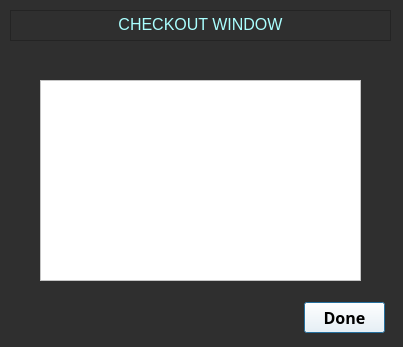
Before: the Qt Designer form Project 4/checkout.ui in ecdev456/Nonogram-SE, drawn with Qt 5.
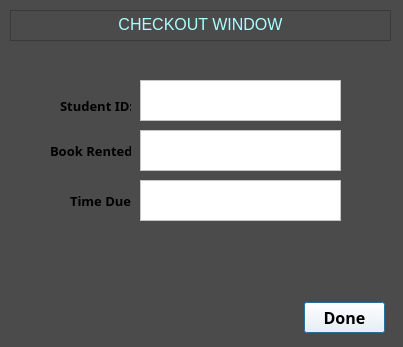
After: the same form once the commit is applied.

```diff
--- a/Project 4/checkout.ui
+++ b/Project 4/checkout.ui
@@ -14,7 +14,8 @@
    <string>Dialog</string>
   </property>
   <property name="styleSheet">
-   <string notr="true">background-color: rgb(47, 47, 47);</string>
+   <string notr="true">background-color: rgb(47, 47, 47);
+background-color: rgb(75, 75, 75);</string>
   </property>
   <widget class="QTextBrowser" name="textBrowser">
    <property name="geometry">
@@ -63,15 +64,111 @@
   <widget class="QTextEdit" name="checkoutText">
    <property name="geometry">
     <rect>
-     <x>40</x>
+     <x>140</x>
      <y>80</y>
-     <width>321</width>
-     <height>201</height>
+     <width>201</width>
+     <height>41</height>
     </rect>
    </property>
    <property name="styleSheet">
     <string notr="true">background-color: rgb(255, 255, 255);
 color: rgb(6, 6, 6);</string>
+   </property>
+   <property name="html">
+    <string>&lt;!DOCTYPE HTML PUBLIC &quot;-//W3C//DTD HTML 4.0//EN&quot; &quot;http://www.w3.org/TR/REC-html40/strict.dtd&quot;&gt;
+&lt;html&gt;&lt;head&gt;&lt;meta name=&quot;qrichtext&quot; content=&quot;1&quot; /&gt;&lt;style type=&quot;text/css&quot;&gt;
+p, li { white-space: pre-wrap; }
+&lt;/style&gt;&lt;/head&gt;&lt;body style=&quot; font-family:'MS Shell Dlg 2'; font-size:8.25pt; font-weight:400; font-style:normal;&quot;&gt;
+&lt;p style=&quot;-qt-paragraph-type:empty; margin-top:0px; margin-bottom:0px; margin-left:0px; margin-right:0px; -qt-block-indent:0; text-indent:0px;&quot;&gt;&lt;br /&gt;&lt;/p&gt;&lt;/body&gt;&lt;/html&gt;</string>
+   </property>
+  </widget>
+  <widget class="QLabel" name="label">
+   <property name="geometry">
+    <rect>
+     <x>60</x>
+     <y>90</y>
+     <width>71</width>
+     <height>31</height>
+    </rect>
+   </property>
+   <property name="font">
+    <font>
+     <family>Minion Pro</family>
+     <pointsize>10</pointsize>
+     <weight>75</weight>
+     <bold>true</bold>
+    </font>
+   </property>
+   <property name="text">
+    <string>Student ID:</string>
+   </property>
+  </widget>
+  <widget class="QLabel" name="label_2">
+   <property name="geometry">
+    <rect>
+     <x>50</x>
+     <y>140</y>
+     <width>81</width>
+     <height>21</height>
+    </rect>
+   </property>
+   <property name="font">
+    <font>
+     <family>Minion Pro</family>
+     <pointsize>10</pointsize>
+     <weight>75</weight>
+     <bold>true</bold>
+    </font>
+   </property>
+   <property name="text">
+    <string>Book Rented:</string>
+   </property>
+  </widget>
+  <widget class="QLabel" name="label_3">
+   <property name="geometry">
+    <rect>
+     <x>70</x>
+     <y>190</y>
+     <width>61</width>
+     <height>21</height>
+    </rect>
+   </property>
+   <property name="font">
+    <font>
+     <family>Minion Pro</family>
+     <pointsize>10</pointsize>
+     <weight>75</weight>
+     <bold>true</bold>
+    </font>
+   </property>
+   <property name="text">
+    <string>Time Due:</string>
+   </property>
+  </widget>
+  <widget class="QTextEdit" name="BookInfo">
+   <property name="geometry">
+    <rect>
+     <x>140</x>
+     <y>130</y>
+     <width>201</width>
+     <height>41</height>
+    </rect>
+   </property>
+   <property name="styleSheet">
+    <string notr="true">background-color: rgb(255, 255, 255);</string>
+   </property>
+  </widget>
+  <widget class="QTextEdit" name="TimeInfo">
+   <property name="geometry">
+    <rect>
+     <x>140</x>
+     <y>180</y>
+     <width>201</width>
+     <height>41</height>
+    </rect>
+   </property>
+   <property name="styleSheet">
+    <string notr="true">background-color: rgb(255, 255, 255);</string>
    </property>
   </widget>
  </widget>
```
Left out of the diff: 2 changed lines with no effect on the pictures.
